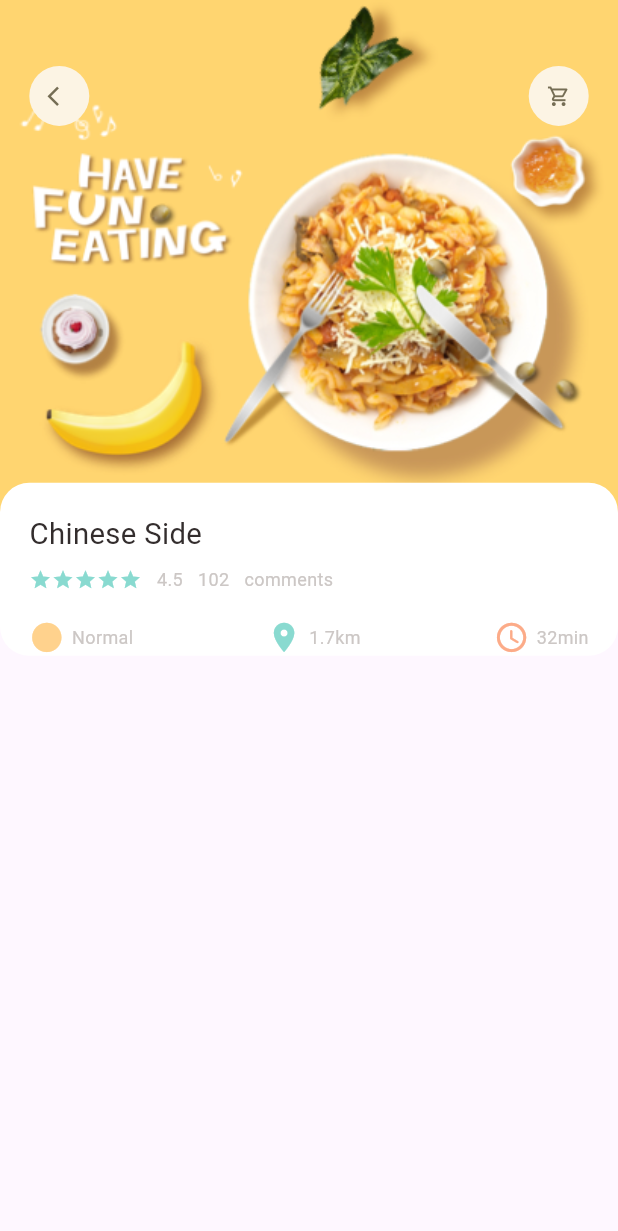
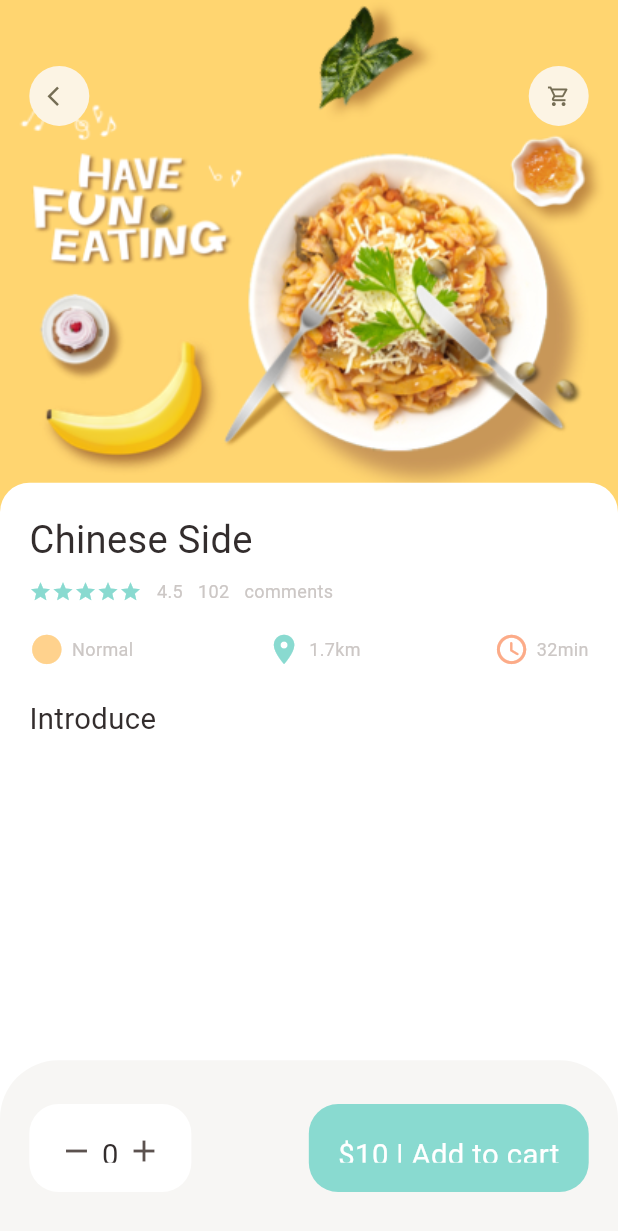
Before and after one commit to pioc-si/flutterEcommApp, a Flutter app: the screen it shows after launch, on a phone screen of 412 x 824 dp. Shown: the top 1231 px of the screen. Run offline on Flutter 3.47's test engine with Material 3 defaults, Android fonts, the phone set to English and light mode, and no system bars; our stand-ins replace dots_indicator, get.

Commit message:
add bottom bar in pop food page

```diff
--- a/lib/pages/food/popular_food_detail.dart
+++ b/lib/pages/food/popular_food_detail.dart
@@ -1,5 +1,6 @@
 import 'package:ecommapp/utils/colors.dart';
 import 'package:ecommapp/utils/dimensions.dart';
+import 'package:ecommapp/widgets/app_column.dart';
 import 'package:ecommapp/widgets/app_icon.dart';
 import 'package:ecommapp/widgets/big_text.dart';
 import 'package:ecommapp/widgets/icon_and_text_widget.dart';
@@ -13,6 +14,7 @@
   @override
   Widget build(BuildContext context) {
     return Scaffold(
+      backgroundColor: Colors.white,
       body: Stack(
         children: [
           Positioned(
@@ -46,65 +48,73 @@
           Positioned(
             left: 0,
             right: 0,
+            bottom: 0,
             top: Dimensions.popularFoodImageSize-20,
             child: Container(
+
               padding: EdgeInsets.only(left: Dimensions.width20, right: Dimensions.width20, top: Dimensions.height20),
               decoration: BoxDecoration(
-                borderRadius: BorderRadius.circular(Dimensions.radius20),
+                borderRadius: BorderRadius.only(
+                  topRight: Radius.circular(Dimensions.radius20),
+                  topLeft: Radius.circular(Dimensions.radius20),
+                ),
                 color: Colors.white,
               ),
               child: Column(
-                  crossAxisAlignment: CrossAxisAlignment.start,
-                  children: [
-                    BigText(text: "Chinese Side"),
-                    SizedBox(height: Dimensions.height10),
-                    Row(
-                      children: [
-                        Wrap(
-                          children: List.generate(5, (index) {
-                            return Icon(
-                              Icons.star,
-                              color: AppColors.mainColor,
-                              size: 15,
-                            );
-                          }),
-                        ),
-                        SizedBox(width: 10),
-                        SmallText(text: "4.5"),
-                        SizedBox(width: 10),
-                        SmallText(text: "102"),
-                        SizedBox(width: 10),
-                        SmallText(text: "comments"),
-                      ],
-                    ),
-                    SizedBox(height: Dimensions.height20),
-                    Row(
-                      mainAxisAlignment: MainAxisAlignment.spaceBetween,
-                      children: [
-                        IconAndTextWidget(
-                          icon: Icons.circle_sharp,
-                          text: "Normal",
-                          iconColor: AppColors.iconColor1,
-                        ),
-                        IconAndTextWidget(
-                          icon: Icons.location_on,
-                          text: "1.7km",
-                          iconColor: AppColors.mainColor,
-                        ),
-                        IconAndTextWidget(
-                          icon: Icons.access_time_rounded,
-                          text: "32min",
-                          iconColor: AppColors.iconColor2,
-                        ),
-                      ],
-                    ),
-                  ],
-                )
+                crossAxisAlignment: CrossAxisAlignment.start,
+                children: [
+                  AppColumn(text: "Chinese Side",),
+                  SizedBox(height: Dimensions.height20,),
+                  BigText(text: "Introduce")
+                ],
+              ),
 
 
           ))
         ],
       ),
+      bottomNavigationBar: Container(
+        height: Dimensions.bottomHeightBar,
+        padding: EdgeInsets.only(top: Dimensions.height30, bottom: Dimensions.height30 ,
+        left: Dimensions.width20, right: Dimensions.width20),
+        decoration: BoxDecoration(
+          color: AppColors.buttonBackgroundColor,
+          borderRadius: BorderRadius.only(
+          topLeft: Radius.circular(Dimensions.radius20*2),
+          topRight: Radius.circular(Dimensions.radius20*2)
+        ),
+      ),
+      child: Row(
+        mainAxisAlignment: MainAxisAlignment.spaceBetween,
+        children: [
+          Container(
+            padding: EdgeInsets.only(top: Dimensions.height20, bottom: Dimensions.height20, left: Dimensions.width20, right: Dimensions.width20),
+
+            decoration: BoxDecoration(
+              borderRadius: BorderRadius.circular(Dimensions.radius20),
+              color: Colors.white
+            ),
+          child: Row(
+            children: [
+              Icon(Icons.remove, color: AppColors.signColor,),
+              SizedBox(width: Dimensions.width10/2,),
+              BigText(text: "0"),
+              SizedBox(width: Dimensions.width10/2,),
+              Icon(Icons.add, color:  AppColors.signColor,)
+            ],
+          ),
+          ),
+          Container(
+            padding: EdgeInsets.only(top: Dimensions.height20, bottom: Dimensions.height20, left: Dimensions.width20, right: Dimensions.width20),
+            child: BigText(text: "\$10 | Add to cart", color: Colors.white,),
+            decoration: BoxDecoration(
+              borderRadius: BorderRadius.circular(Dimensions.radius20),
+              color: AppColors.mainColor,
+            ),
+          )
+        ],
+      ),
+      ),
     );
   }
 }
--- a/lib/utils/dimensions.dart
+++ b/lib/utils/dimensions.dart
@@ -28,6 +28,8 @@
 
 
   static double font20 = screenHeight / 42.2; // => 20
+  static double font26 = screenHeight / 32.46; // => 20
+
 
   static double radius15 = screenHeight / 56.27; // => 20
   static double radius20 = screenHeight / 42.2; // => 20
--- /dev/null
+++ b/lib/widgets/app_column.dart
@@ -0,0 +1,71 @@
+import 'package:ecommapp/utils/colors.dart';
+import 'package:ecommapp/utils/dimensions.dart';
+import 'package:ecommapp/widgets/big_text.dart';
+import 'package:ecommapp/widgets/icon_and_text_widget.dart';
+import 'package:ecommapp/widgets/small_text.dart';
+import 'package:flutter/material.dart';
+
+class AppColumn extends StatelessWidget {
+  final String text;
+  const AppColumn({Key? key, required this.text}) : super(key: key);
+
+  @override
+  Widget build(BuildContext context) {
+    return Column(
+      crossAxisAlignment: CrossAxisAlignment.start,
+
+      children: [
+        BigText(text: text, size: Dimensions.font26,),
+        SizedBox(height: Dimensions.height10),
+        Row(
+          children: [
+            Wrap(
+              children: List.generate(5, (index) {
+                return Icon(Icons.star, color: AppColors.mainColor, size: 15);
+              }),
+            ),
+
+            SizedBox(width: 10),
+            SmallText(text: "4.5"),
+            SizedBox(width: 10),
+            SmallText(text: "102"),
+            SizedBox(width: 10),
+            SmallText(text: "comments"),
+          ],
+        ),
+
+        SizedBox(height: Dimensions.height20),
+
+        Row(
+          mainAxisAlignment: MainAxisAlignment.spaceBetween,
+
+          children: [
+            IconAndTextWidget(
+              icon: Icons.circle_sharp,
+
+              text: "Normal",
+
+              iconColor: AppColors.iconColor1,
+            ),
+
+            IconAndTextWidget(
+              icon: Icons.location_on,
+
+              text: "1.7km",
+
+              iconColor: AppColors.mainColor,
+            ),
+
+            IconAndTextWidget(
+              icon: Icons.access_time_rounded,
+
+              text: "32min",
+
+              iconColor: AppColors.iconColor2,
+            ),
+          ],
+        ),
+      ],
+    );
+  }
+}
```
Also changed, not shown: lib/pages/home/food_page_body.dart (+2 -47 lines).
